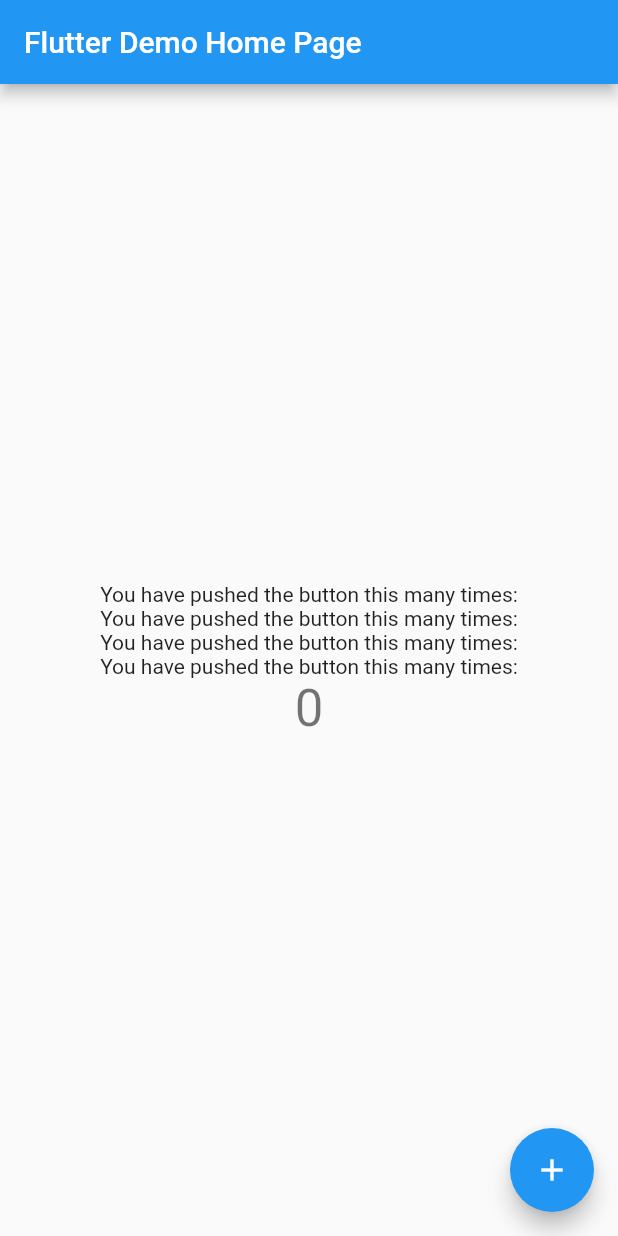
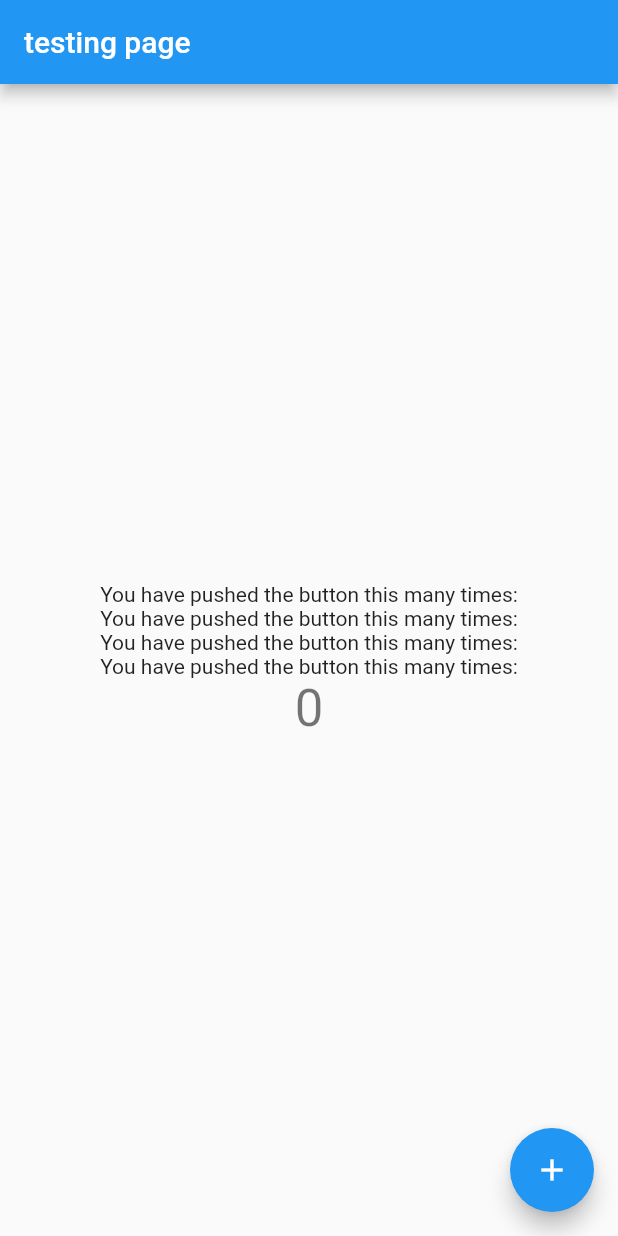
Before and after one commit to SadiaAfrin55/GithubTest, a Flutter app: the screen it shows after launch, on a phone screen of 412 x 824 dp. Run offline on Flutter 3.47's test engine with Material 2 defaults, Android fonts, the phone set to English and light mode, and no system bars.

Commit message:
second commit

```diff
--- a/lib/main.dart
+++ b/lib/main.dart
@@ -24,7 +24,7 @@ class MyApp extends StatelessWidget {
         // is not restarted.
         primarySwatch: Colors.blue,
       ),
-      home: const MyHomePage(title: 'Flutter Demo Home Page'),
+      home: const MyHomePage(title: 'testing page'),
     );
   }
 }
```
